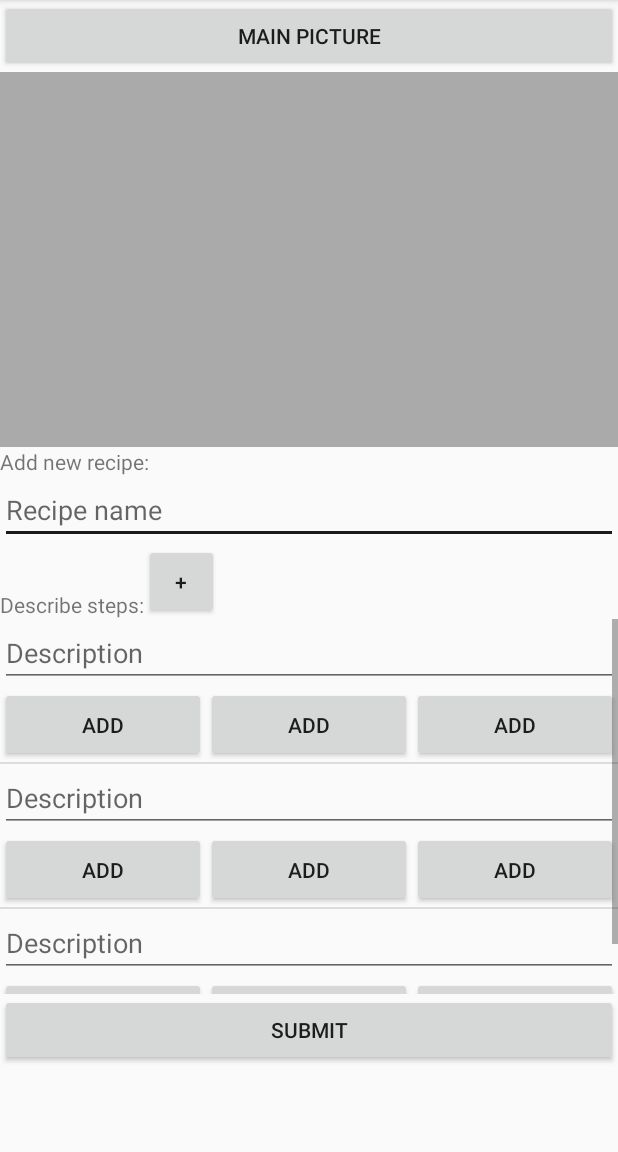
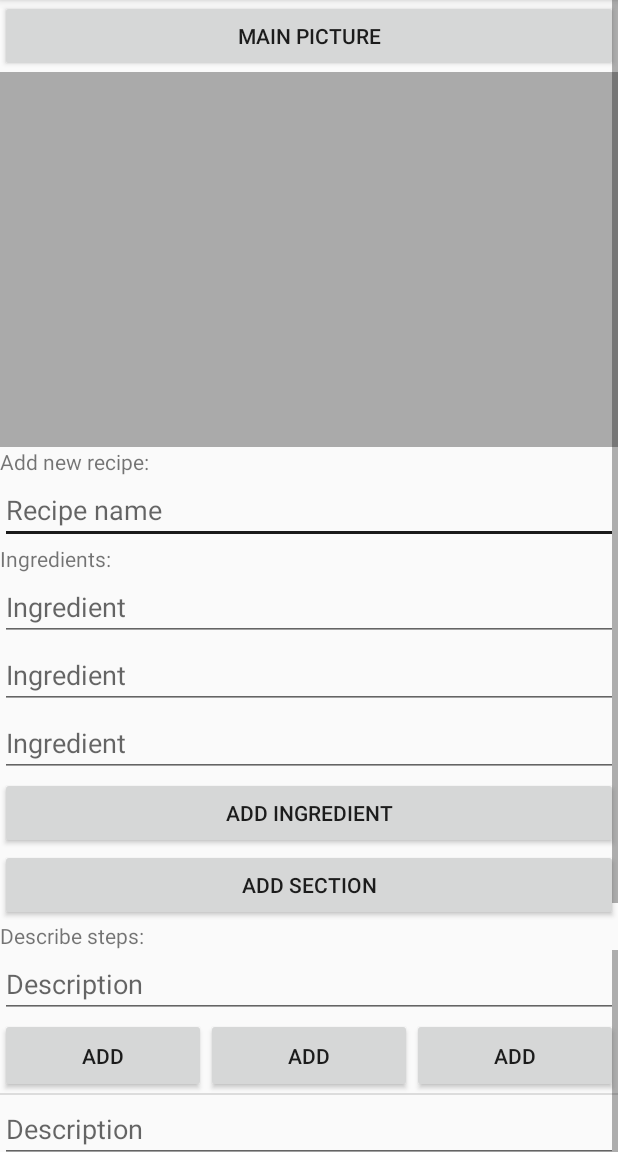
Before and after one commit to polyhedra98/CookingStuff, an Android app: the AddRecipeActivity screen opened directly, with no data from a screen before it, on a phone screen of 412 x 824 dp, the part 84-1236 px from its top. Run offline under Robolectric (Android 15) with nearby library versions, the phone set to English and light mode, and no system bars; our stand-ins replace Firebase (no records; nobody signed in at launch, a user with empty details on screens opened directly); libraries missing offline, so code that uses them is left out: com.beust.klaxon.

Commit message:
Implemented ingredients

```diff
--- a/app/build.gradle
+++ b/app/build.gradle
@@ -31,6 +31,7 @@ dependencies {
     //noinspection GradleCompatible
     implementation 'com.android.support:appcompat-v7:28.0.0'
     implementation 'com.android.support.constraint:constraint-layout:1.1.3'
+    implementation 'com.beust:klaxon:5.0.1'
     implementation 'com.google.firebase:firebase-core:16.0.1'
     implementation "com.android.support:recyclerview-v7:28.0.0"
     implementation 'com.android.support:support-v4:28.0.0'
--- a/app/src/main/java/com/mishenka/cookingstuff/activities/AddRecipeActivity.kt
+++ b/app/src/main/java/com/mishenka/cookingstuff/activities/AddRecipeActivity.kt
@@ -5,10 +5,6 @@ import android.support.v7.app.AppCompatActivity
 import android.os.Bundle
 import android.support.v7.app.AlertDialog
 import android.view.View
-import android.widget.Button
-import android.widget.ImageView
-import android.widget.ListView
-import android.widget.TextView
 import com.google.firebase.auth.FirebaseAuth
 import com.google.firebase.database.DatabaseReference
 import com.google.firebase.database.FirebaseDatabase
@@ -18,6 +14,8 @@ import com.mishenka.cookingstuff.data.Step
 import android.content.Intent
 import android.net.Uri
 import android.util.Log
+import android.view.ViewGroup
+import android.widget.*
 import com.bumptech.glide.Glide
 import com.google.android.gms.tasks.Continuation
 import com.google.android.gms.tasks.Task
@@ -27,14 +25,17 @@ import com.google.firebase.storage.FirebaseStorage
 import com.google.firebase.storage.StorageMetadata
 import com.google.firebase.storage.StorageReference
 import com.google.firebase.storage.UploadTask
+import com.mishenka.cookingstuff.data.Ingredient
 import com.mishenka.cookingstuff.data.Recipe
 import com.mishenka.cookingstuff.data.WholeRecipe
 import com.mishenka.cookingstuff.utils.Utils
+import com.mishenka.cookingstuff.views.IngredientView
 import java.util.concurrent.Callable
 import java.util.concurrent.Executors
 
 
 class AddRecipeActivity : AppCompatActivity(), StepsAdapter.StepListener {
+    private val mIngredientsList : ArrayList<Ingredient> = arrayListOf(Ingredient(false), Ingredient(false), Ingredient(false))
     private val mStepsList : ArrayList<Step> = arrayListOf(Step(), Step(), Step())
 
     private lateinit var mDBRef : DatabaseReference
@@ -69,7 +70,17 @@ class AddRecipeActivity : AppCompatActivity(), StepsAdapter.StepListener {
             }
         }
 
+        val params = LinearLayout.LayoutParams (
+                LinearLayout.LayoutParams.MATCH_PARENT,
+                LinearLayout.LayoutParams.WRAP_CONTENT
+        )
+        val vgIngredients = findViewById<ViewGroup>(R.id.insert_ingredients)
+        for (ingredient in mIngredientsList) {
+            vgIngredients.addView(IngredientView(ingredient, this), params)
+        }
+
         //TODO("UI seems buggy, list gets cut off")
+        //TODO("I now why, gonna get rid of ListView implementation later)
         val stepsList = findViewById<ListView>(R.id.lv_steps)
         stepsList.adapter = mStepsAdapter
 
@@ -78,6 +89,18 @@ class AddRecipeActivity : AppCompatActivity(), StepsAdapter.StepListener {
         addStepButton.setOnClickListener {
             mStepsList.add(Step())
             mStepsAdapter.notifyDataSetChanged()
+        }
+
+        val bAddSection = findViewById<Button>(R.id.b_add_section)
+        bAddSection.setOnClickListener {
+            mIngredientsList.add(Ingredient(true))
+            vgIngredients.addView(IngredientView(mIngredientsList.last(), this), params)
+        }
+
+        val bAddIngredient = findViewById<Button>(R.id.b_add_ingredient)
+        bAddIngredient.setOnClickListener {
+            mIngredientsList.add(Ingredient(false))
+            vgIngredients.addView(IngredientView(mIngredientsList.last(), this), params)
         }
 
         mSubmitButton = findViewById(R.id.b_add_recipe)
@@ -112,12 +135,14 @@ class AddRecipeActivity : AppCompatActivity(), StepsAdapter.StepListener {
                                 counter++
                             }
                         }
+                        val ingredientsList = mIngredientsList.filter { ingredient ->  ingredient.text != null && ingredient.text != ""}
+
                         mDBRef.child(Utils.CHILD_RECIPE).child(key).setValue(Recipe(key = key, name = recipeName, author = username,
                                 authorUID = user.uid, mainPicUri = mainPicUri)).addOnFailureListener {
                             throw it
                         }
                         mDBRef.child(Utils.CHILD_WHOLE_RECIPE).child(key).setValue(WholeRecipe(key = key, name = recipeName, author = username,
-                                authorUID = user.uid, mainPicUri = mainPicUri, stepsList = mStepsList)).addOnFailureListener {
+                                authorUID = user.uid, mainPicUri = mainPicUri, ingredientsList = ingredientsList, stepsList = mStepsList)).addOnFailureListener {
                             throw it
                         }
                     }
--- /dev/null
+++ b/app/src/main/java/com/mishenka/cookingstuff/data/Ingredient.kt
@@ -0,0 +1,9 @@
+package com.mishenka.cookingstuff.data
+
+import com.beust.klaxon.Json
+
+data class Ingredient (
+        @Json(name = "separator")
+        var isSeparator : Boolean? = null,
+        var text : String? = null
+)
--- a/app/src/main/java/com/mishenka/cookingstuff/data/Step.kt
+++ b/app/src/main/java/com/mishenka/cookingstuff/data/Step.kt
@@ -1,6 +1,4 @@
 package com.mishenka.cookingstuff.data
-
-import android.net.Uri
 
 data class Step(
         var stepDescription : String? = null,
--- a/app/src/main/java/com/mishenka/cookingstuff/data/WholeRecipe.kt
+++ b/app/src/main/java/com/mishenka/cookingstuff/data/WholeRecipe.kt
@@ -6,5 +6,6 @@ data class WholeRecipe (
         var author : String? = null,
         var authorUID : String? = null,
         var mainPicUri : String? = null,
+        var ingredientsList : List<Ingredient>? = null,
         var stepsList : List<Step>? = null
 )
--- a/app/src/main/java/com/mishenka/cookingstuff/utils/Utils.kt
+++ b/app/src/main/java/com/mishenka/cookingstuff/utils/Utils.kt
@@ -12,6 +12,7 @@ object Utils {
     const val CHILD_RECIPE_STAR_COUNT = "starCount"
     const val WHOLE_RECIPE_NAME_CHILD = "name"
     const val WHOLE_RECIPE_MAIN_PIC_CHILD = "mainPicUri"
+    const val WHOLE_RECIPE_INGREDIENTS_LIST_CHILD = "ingredientsList"
     const val WHOLE_RECIPE_STEPS_LIST_CHILD = "stepsList"
     const val WHOLE_RECIPE_STEP_DESCRIPTION_CHILD = "stepDescription"
     const val WHOLE_RECIPE_STEP_FIRST_URL_CHILD = "firstPicUri"
--- /dev/null
+++ b/app/src/main/java/com/mishenka/cookingstuff/views/IngredientView.kt
@@ -0,0 +1,72 @@
+package com.mishenka.cookingstuff.views
+
+import android.content.Context
+import android.text.Editable
+import android.text.TextWatcher
+import android.util.AttributeSet
+import android.view.LayoutInflater
+import android.view.View
+import android.widget.LinearLayout
+import android.widget.TextView
+import com.mishenka.cookingstuff.R
+import com.mishenka.cookingstuff.data.Ingredient
+
+class IngredientView : LinearLayout {
+    private val mIngredient: Ingredient
+
+    constructor(ingredient: Ingredient, context: Context?) : super(context) { mIngredient = ingredient }
+    constructor(ingredient: Ingredient, context: Context?, attrs: AttributeSet?) : super(context, attrs) { mIngredient = ingredient }
+    constructor(ingredient: Ingredient, context: Context?, attrs: AttributeSet?, defStyleAttr: Int) : super(context, attrs,
+            defStyleAttr) { mIngredient = ingredient }
+
+    init {
+        LayoutInflater.from(this.context).inflate(R.layout.item_ingredient, this)
+    }
+
+    override fun onAttachedToWindow() {
+        super.onAttachedToWindow()
+        mIngredient.isSeparator?.let { separator ->
+            if (separator) {
+                val etName = findViewById<TextView>(R.id.et_ingredient_name)
+                etName.visibility = View.GONE
+                val etSeparator = findViewById<TextView>(R.id.et_ingredient_separator)
+                mIngredient.text?.let {
+                    etSeparator.text = it
+                }
+                etSeparator.addTextChangedListener(object : TextWatcher {
+                    override fun afterTextChanged(s: Editable?) {
+                        mIngredient.text = s.toString()
+                    }
+
+                    override fun beforeTextChanged(s: CharSequence?, start: Int, count: Int, after: Int) {
+                        //TODO("not implemented") //To change body of created functions use File | Settings | File Templates.
+                    }
+
+                    override fun onTextChanged(s: CharSequence?, start: Int, before: Int, count: Int) {
+                        //TODO("not implemented") //To change body of created functions use File | Settings | File Templates.
+                    }
+                })
+            } else {
+                val etSeparator = findViewById<TextView>(R.id.et_ingredient_separator)
+                etSeparator.visibility = View.GONE
+                val etName = findViewById<TextView>(R.id.et_ingredient_name)
+                mIngredient.text?.let {
+                    etName.text = it
+                }
+                etName.addTextChangedListener(object : TextWatcher {
+                    override fun afterTextChanged(s: Editable?) {
+                        mIngredient.text = s.toString()
+                    }
+
+                    override fun beforeTextChanged(s: CharSequence?, start: Int, count: Int, after: Int) {
+                        //TODO("not implemented") //To change body of created functions use File | Settings | File Templates.
+                    }
+
+                    override fun onTextChanged(s: CharSequence?, start: Int, before: Int, count: Int) {
+                        //TODO("not implemented") //To change body of created functions use File | Settings | File Templates.
+                    }
+                })
+            }
+        }
+    }
+}
--- a/app/src/main/java/com/mishenka/cookingstuff/views/UpperRecipe.kt
+++ b/app/src/main/java/com/mishenka/cookingstuff/views/UpperRecipeView.kt
@@ -9,7 +9,7 @@ import android.widget.TextView
 import com.bumptech.glide.Glide
 import com.mishenka.cookingstuff.R
 
-class UpperRecipe : LinearLayout {
+class UpperRecipeView : LinearLayout {
     constructor(context: Context?) : super(context)
     constructor(context: Context?, attrs: AttributeSet?) : super(context, attrs)
     constructor(context: Context?, attrs: AttributeSet?, defStyleAttr: Int) : super(context, attrs,
--- a/app/src/main/res/layout/activity_add_recipe.xml
+++ b/app/src/main/res/layout/activity_add_recipe.xml
@@ -37,10 +37,29 @@
             android:hint="Recipe name"
             android:inputType="text" />
 
-        <LinearLayout
+        <TextView
+            android:id="@+id/textView_ingredients"
             android:layout_width="match_parent"
             android:layout_height="wrap_content"
-            android:orientation="horizontal">
+            android:text="Ingredients:" />
+
+        <LinearLayout
+            android:id="@+id/insert_ingredients"
+            android:layout_width="match_parent"
+            android:layout_height="wrap_content"
+            android:orientation="vertical"></LinearLayout>
+
+        <Button
+            android:id="@+id/b_add_ingredient"
+            android:layout_width="match_parent"
+            android:layout_height="wrap_content"
+            android:text="Add ingredient" />
+
+        <Button
+            android:id="@+id/b_add_section"
+            android:layout_width="match_parent"
+            android:layout_height="wrap_content"
+            android:text="Add section" />
 
         <TextView
             android:id="@+id/textView2"
@@ -49,17 +68,17 @@
             android:layout_gravity="bottom"
             android:text="Describe steps:" />
 
-            <Button
-                android:id="@+id/b_add_step"
-                android:layout_width="50dp"
-                android:layout_height="50dp"
-                android:text="+" />
-        </LinearLayout>
 
         <ListView
             android:id="@+id/lv_steps"
             android:layout_width="match_parent"
             android:layout_height="250dp" />
+
+        <Button
+            android:id="@+id/b_add_step"
+            android:layout_width="match_parent"
+            android:layout_height="wrap_content"
+            android:text="Add step" />
 
         <Button
             android:id="@+id/b_add_recipe"
--- a/app/src/main/res/layout/activity_detail.xml
+++ b/app/src/main/res/layout/activity_detail.xml
@@ -23,6 +23,12 @@
         android:layout_width="match_parent"
         android:layout_height="wrap_content" />
 
+    <LinearLayout
+        android:id="@+id/detail_ingredients"
+        android:layout_width="match_parent"
+        android:layout_height="wrap_content"
+        android:orientation="vertical"></LinearLayout>
+
     <ListView
         android:id="@+id/lv_detail_steps"
         android:layout_width="match_parent"
--- /dev/null
+++ b/app/src/main/res/layout/item_ingredient.xml
@@ -0,0 +1,23 @@
+<?xml version="1.0" encoding="utf-8"?>
+<LinearLayout xmlns:android="http://schemas.android.com/apk/res/android"
+    android:orientation="vertical" android:layout_width="match_parent"
+    android:layout_height="wrap_content">
+
+    <EditText
+        android:id="@+id/et_ingredient_separator"
+        android:layout_width="match_parent"
+        android:layout_height="wrap_content"
+        android:ems="10"
+        android:hint="Section"
+        android:inputType="text"
+        android:textColor="@color/fui_bgTwitter" />
+
+    <EditText
+        android:id="@+id/et_ingredient_name"
+        android:layout_width="match_parent"
+        android:layout_height="wrap_content"
+        android:ems="10"
+        android:hint="Ingredient"
+        android:inputType="text" />
+
+</LinearLayout>
--- a/app/src/main/res/layout/item_recipe.xml
+++ b/app/src/main/res/layout/item_recipe.xml
@@ -5,12 +5,12 @@
     android:layout_height="wrap_content"
     android:orientation="vertical">
 
-    <com.mishenka.cookingstuff.views.UpperRecipe
+    <com.mishenka.cookingstuff.views.UpperRecipeView
         android:id="@+id/ur_recipe"
         android:layout_width="match_parent"
         android:layout_height="wrap_content">
 
-    </com.mishenka.cookingstuff.views.UpperRecipe>
+    </com.mishenka.cookingstuff.views.UpperRecipeView>
 
     <LinearLayout
         android:layout_width="match_parent"
--- a/app/src/main/res/values/strings.xml
+++ b/app/src/main/res/values/strings.xml
@@ -3,4 +3,6 @@
 
     <!-- TODO: Remove or change this placeholder text -->
     <string name="hello_blank_fragment">Hello blank fragment</string>
+    <string name="star">Star!</string>
+    <string name="starred">Starred!</string>
 </resources>
```
Also changed, not shown: app/src/main/java/com/mishenka/cookingstuff/activities/DetailActivity.kt (+34 -4 lines), app/src/main/java/com/mishenka/cookingstuff/activities/MainActivity.kt (+2 -5 lines), app/src/main/java/com/mishenka/cookingstuff/fragments/HomeFragment.kt (+4 -4 lines), app/src/main/java/com/mishenka/cookingstuff/views/NonInteractiveIngredientView.kt (added, +46 -0 lines), app/src/main/res/layout/item_non_interactive_ingredient.xml (added, +17 -0 lines). Lines whose indentation alone changed are shown as unchanged.
